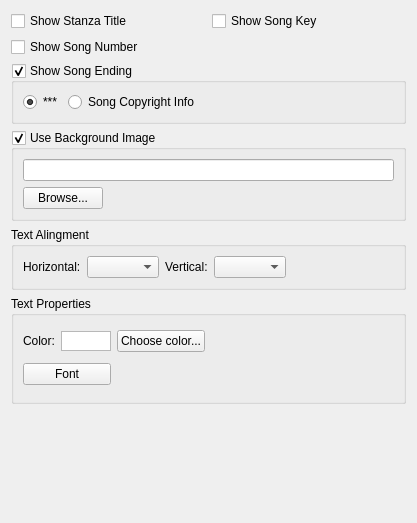
First picture: the form in src/songsettingwidget.ui, repository SoftProjector/src, before the edit.
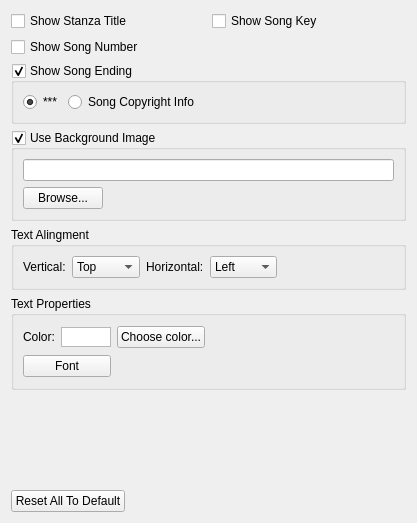
Second picture: the form after the edit.

Patch:
```diff
--- a/src/songsettingwidget.ui
+++ b/src/songsettingwidget.ui
@@ -126,14 +126,20 @@
       <string>Text Alingment</string>
      </property>
      <layout class="QGridLayout" name="gridLayout_9">
-      <item row="0" column="0">
-       <widget class="QLabel" name="label_horizontal">
-        <property name="text">
-         <string>Horizontal:</string>
+      <item row="0" column="6">
+       <spacer name="horizontalSpacer_9">
+        <property name="orientation">
+         <enum>Qt::Horizontal</enum>
         </property>
-       </widget>
+        <property name="sizeHint" stdset="0">
+         <size>
+          <width>59</width>
+          <height>20</height>
+         </size>
+        </property>
+       </spacer>
       </item>
-      <item row="0" column="3">
+      <item row="0" column="1">
        <widget class="QLabel" name="label_vertical">
         <property name="text">
          <string>Vertical:</string>
@@ -141,23 +147,49 @@
        </widget>
       </item>
       <item row="0" column="4">
-       <widget class="QComboBox" name="comboBox_verticalAling"/>
+       <widget class="QLabel" name="label_horizontal">
+        <property name="text">
+         <string>Horizontal:</string>
+        </property>
+       </widget>
+      </item>
+      <item row="0" column="2">
+       <widget class="QComboBox" name="comboBox_verticalAling">
+        <item>
+         <property name="text">
+          <string>Top</string>
+         </property>
+        </item>
+        <item>
+         <property name="text">
+          <string>Middle</string>
+         </property>
+        </item>
+        <item>
+         <property name="text">
+          <string>Bottom</string>
+         </property>
+        </item>
+       </widget>
       </item>
       <item row="0" column="5">
-       <spacer name="horizontalSpacer_9">
-        <property name="orientation">
-         <enum>Qt::Horizontal</enum>
-        </property>
-        <property name="sizeHint" stdset="0">
-         <size>
-          <width>59</width>
-          <height>20</height>
-         </size>
-        </property>
-       </spacer>
-      </item>
-      <item row="0" column="2">
-       <widget class="QComboBox" name="comboBox_horizontalAling"/>
+       <widget class="QComboBox" name="comboBox_horizontalAling">
+        <item>
+         <property name="text">
+          <string>Left</string>
+         </property>
+        </item>
+        <item>
+         <property name="text">
+          <string>Center</string>
+         </property>
+        </item>
+        <item>
+         <property name="text">
+          <string>Right</string>
+         </property>
+        </item>
+       </widget>
       </item>
      </layout>
     </widget>
@@ -234,6 +266,30 @@
      </property>
     </spacer>
    </item>
+   <item row="6" column="0">
+    <layout class="QHBoxLayout" name="horizontalLayout">
+     <item>
+      <widget class="QPushButton" name="pushButton_default">
+       <property name="text">
+        <string>Reset All To Default</string>
+       </property>
+      </widget>
+     </item>
+     <item>
+      <spacer name="horizontalSpacer_2">
+       <property name="orientation">
+        <enum>Qt::Horizontal</enum>
+       </property>
+       <property name="sizeHint" stdset="0">
+        <size>
+         <width>40</width>
+         <height>20</height>
+        </size>
+       </property>
+      </spacer>
+     </item>
+    </layout>
+   </item>
   </layout>
  </widget>
  <resources/>
```
Left out of the diff: 6 changed lines with no effect on the pictures.
